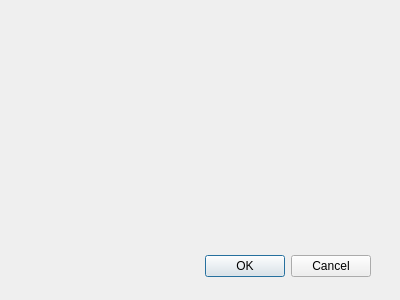
Before: the Qt Designer form TestClick/Form2.ui in RiMilk/TestClickForm, drawn with Qt 5.
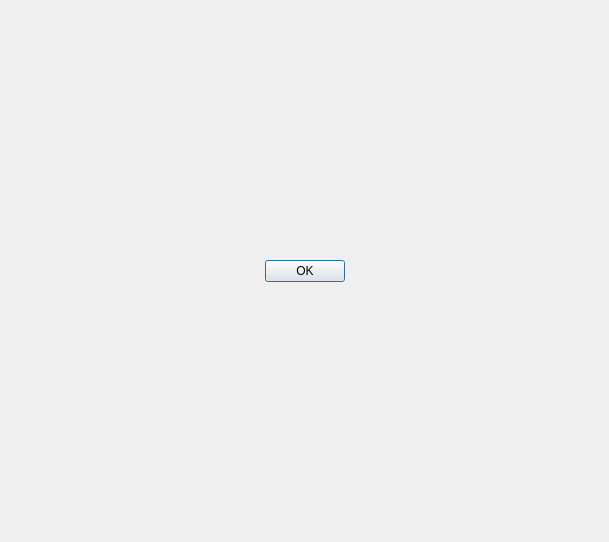
After: the same form once the commit is applied.

The edit to the form file:
```diff
--- a/TestClick/Form2.ui
+++ b/TestClick/Form2.ui
@@ -6,22 +6,15 @@
    <rect>
     <x>0</x>
     <y>0</y>
-    <width>400</width>
-    <height>300</height>
+    <width>609</width>
+    <height>542</height>
    </rect>
   </property>
   <property name="windowTitle">
    <string>Dialog</string>
   </property>
-  <widget class="QWidget" name="layoutWidget">
-   <property name="geometry">
-    <rect>
-     <x>20</x>
-     <y>250</y>
-     <width>351</width>
-     <height>33</height>
-    </rect>
-   </property>
+  <layout class="QVBoxLayout" name="verticalLayout">
+   <item>
    <layout class="QHBoxLayout">
     <property name="spacing">
      <number>6</number>
@@ -39,14 +32,14 @@
      <number>0</number>
     </property>
     <item>
-     <spacer>
+      <spacer name="horizontalSpacer">
       <property name="orientation">
        <enum>Qt::Horizontal</enum>
       </property>
       <property name="sizeHint" stdset="0">
        <size>
-        <width>131</width>
-        <height>31</height>
+         <width>40</width>
+         <height>20</height>
        </size>
       </property>
      </spacer>
@@ -59,14 +52,21 @@
      </widget>
     </item>
     <item>
-     <widget class="QPushButton" name="cancelButton">
-      <property name="text">
-       <string>Cancel</string>
-      </property>
-     </widget>
-    </item>
-   </layout>
-  </widget>
+      <spacer name="horizontalSpacer_2">
+       <property name="orientation">
+        <enum>Qt::Horizontal</enum>
+       </property>
+       <property name="sizeHint" stdset="0">
+        <size>
+         <width>40</width>
+         <height>20</height>
+        </size>
+       </property>
+      </spacer>
+     </item>
+    </layout>
+   </item>
+  </layout>
  </widget>
  <resources/>
  <connections>
```
Left out of the diff: 16 changed lines with no effect on the pictures. Lines whose indentation alone changed are shown as unchanged.
